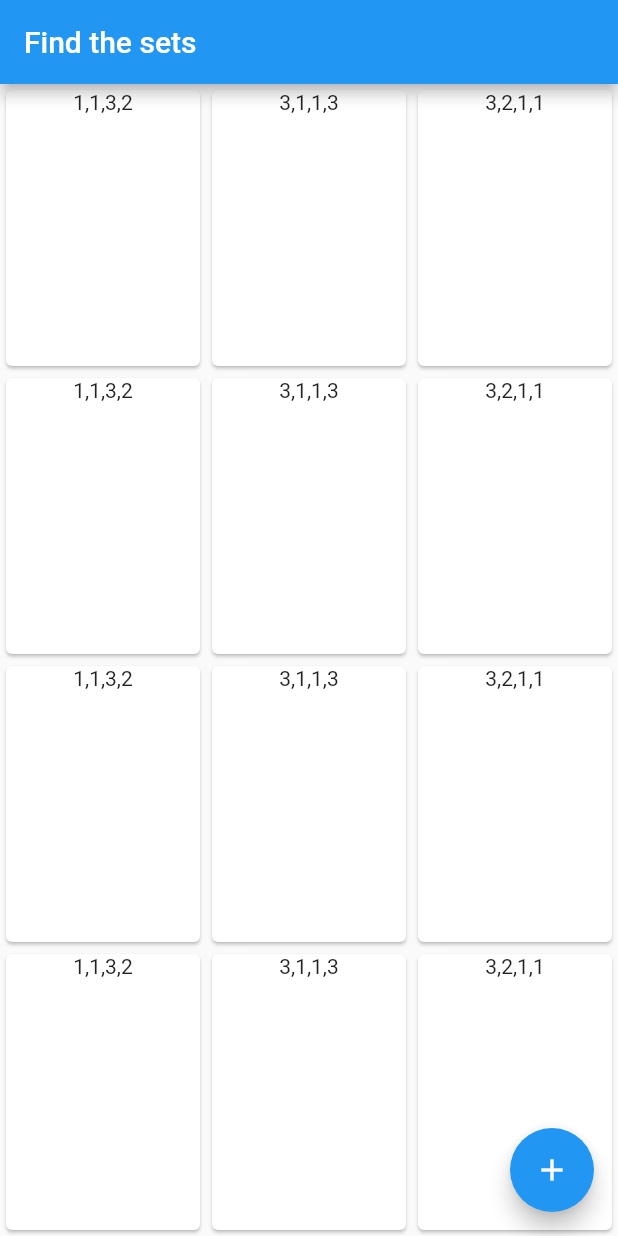
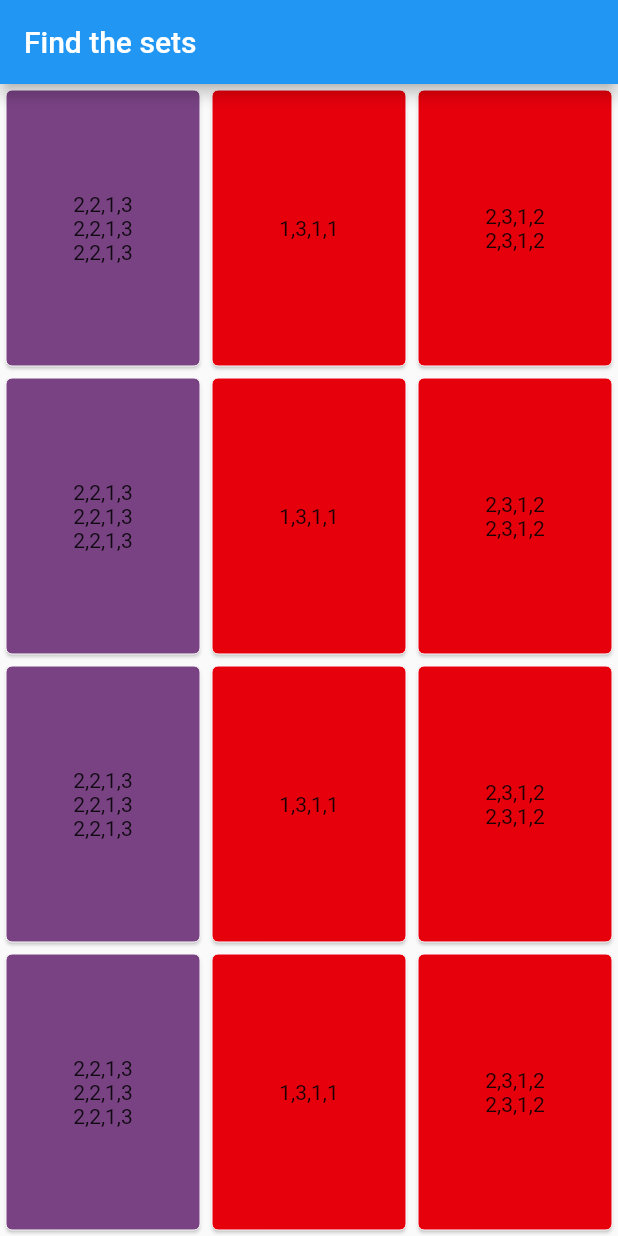
Before and after one commit to dom-mcloughlin/card_game_set, a Flutter app: the screen it shows after launch, on a phone screen of 412 x 824 dp. Run offline on Flutter 3.47's test engine with Material 2 defaults, Android fonts, the phone set to English and light mode, and no system bars.

Commit message:
Show card colour, tap to seleet card, show card number.

```diff
--- a/lib/main.dart
+++ b/lib/main.dart
@@ -29,19 +29,7 @@ class MyHomePage extends StatefulWidget {
 }
 
 class _MyHomePageState extends State<MyHomePage> {
-  int _counter = 0;
-  var names = <List>[
-    [1, 2, 3, 4],
-    [1, 2, 3, 3],
-    [1, 2, 2, 1]
-  ];
-  final indices = <int>[1, 2, 3, 4];
-
-  void _incrementCounter() {
-    setState(() {
-      _counter++;
-    });
-  }
+  final indices = <int>[1, 2, 3];
 
   @override
   Widget build(BuildContext context) {
@@ -58,12 +46,9 @@ class _MyHomePageState extends State<MyHomePage> {
         title: Text(widget.title!),
       ),
       body: Center(
-        child: Column(children: [...buildCardRows()]),
-      ),
-      floatingActionButton: FloatingActionButton(
-        onPressed: _incrementCounter,
-        tooltip: 'Increment',
-        child: Icon(Icons.add),
+        child: Column(
+            mainAxisAlignment: MainAxisAlignment.center,
+            children: <Widget>[...buildCardRows()]),
       ),
     );
   }
@@ -77,10 +62,10 @@ class _MyHomePageState extends State<MyHomePage> {
         // Create all combinations (3**4) of the four indices.
         // For example, a card combination of [1, 2, 1, 3] would correspond to
         // Shape 1, Colour 2, Texture 1, Number 3.
-        for (var d in this.indices)
-          for (var c in this.indices)
-            for (var b in this.indices)
-              for (var a in this.indices) [a, b, c, d]
+        for (int d in this.indices)
+          for (int c in this.indices)
+            for (int b in this.indices)
+              for (int a in this.indices) [a, b, c, d]
       ];
 
   List<PlayingCard> buildCards() =>
@@ -101,19 +86,87 @@ class _MyHomePageState extends State<MyHomePage> {
   }
 }
 
-class PlayingCard extends StatelessWidget {
+class PlayingCard extends StatefulWidget {
   final List name;
 
   PlayingCard(this.name);
 
   @override
+  _PlayingCardState createState() => _PlayingCardState();
+}
+
+class _PlayingCardState extends State<PlayingCard> {
+  bool selectedCard = false;
+
+  final Color pinkColor = Color(0xffffa8cb);
+
+  final Color purpleColor = Color(0xff784283);
+
+  final Color redColor = Color(0xffe5000c);
+
+  final Color blackColor = Color(0xff000000);
+
+  final Color goldColor = Color(0xffffbf00);
+
+  int myShapeIndex() {
+    return widget.name.elementAt(4) - 1;
+  }
+
+  int myColorIndex() {
+    return widget.name.elementAt(1) - 1;
+  }
+
+  int myTextureIndex() {
+    return widget.name.elementAt(2) - 1;
+  }
+
+  int myNumberIndex() {
+    return widget.name.elementAt(3);
+  }
+
+  Color myColor() {
+    if (myColorIndex() == 0) {
+      return pinkColor;
+    }
+    if (myColorIndex() == 1) {
+      return purpleColor;
+    }
+    if (myColorIndex() == 2) {
+      return redColor;
+    }
+    return blackColor;
+  }
+
+  void toggleSelected() {
+    setState(() {
+      this.selectedCard = !this.selectedCard;
+    });
+  }
+
+  @override
   Widget build(BuildContext context) {
     return Expanded(
       child: Card(
-        child: Center(
+        shape: selectedCard
+            ? new RoundedRectangleBorder(
+                side: new BorderSide(color: goldColor, width: 5.0),
+                borderRadius: BorderRadius.circular(4.0))
+            : new RoundedRectangleBorder(
+                side: new BorderSide(color: Colors.white, width: 0),
+                borderRadius: BorderRadius.circular(4.0)),
+        color: myColor(),
+        child: new InkWell(
+          onTap: () {
+            this.toggleSelected();
+          },
           child: Column(
+            mainAxisAlignment: MainAxisAlignment.center,
             children: [
-              Text(this.name.map((i) => i.toString()).join(",")),
+              for (int ii = 0; ii < this.myNumberIndex(); ii++)
+                Text(
+                  this.widget.name.map((i) => i.toString()).join(","),
+                  textAlign: TextAlign.center,
+                ),
             ],
           ),
         ),
```
